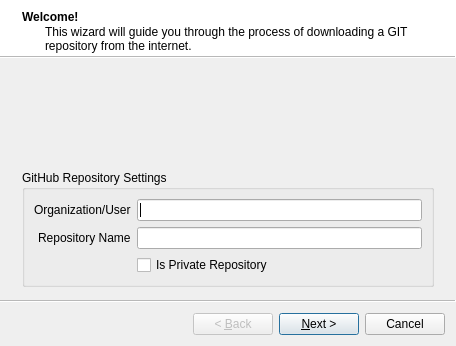
Qt form src-qt5/desktop-utils/lumina-fm/gitWizard.ui (lumina-desktop/lumina) before a commit.
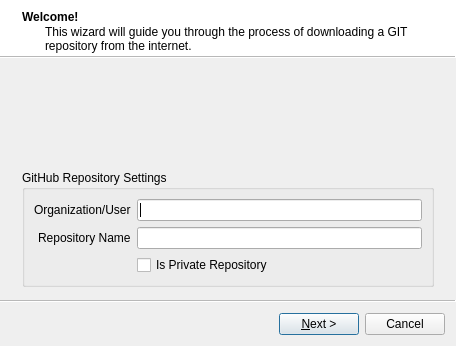
The same form after that commit.

Patch:
```diff
--- a/src-qt5/desktop-utils/lumina-fm/gitWizard.ui
+++ b/src-qt5/desktop-utils/lumina-fm/gitWizard.ui
@@ -16,6 +16,9 @@
   <property name="wizardStyle">
    <enum>QWizard::ModernStyle</enum>
   </property>
+  <property name="options">
+   <set>QWizard::NoBackButtonOnLastPage|QWizard::NoBackButtonOnStartPage|QWizard::NoCancelButtonOnLastPage</set>
+  </property>
   <widget class="QWizardPage" name="page_repo">
    <property name="title">
     <string>Welcome!</string>
```
Left out of the diff: 13 changed lines with no effect on the pictures.
